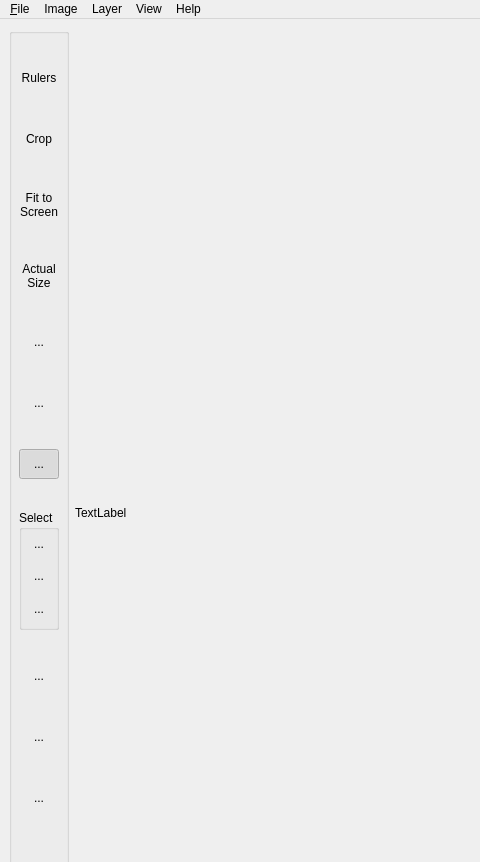
Qt form bLUe.ui (bvirxx/bLUe_PYSIDE) before a commit; both pictures show x 0 to 480 and y 0 to 862 of the 1201 by 1007 pixel window.
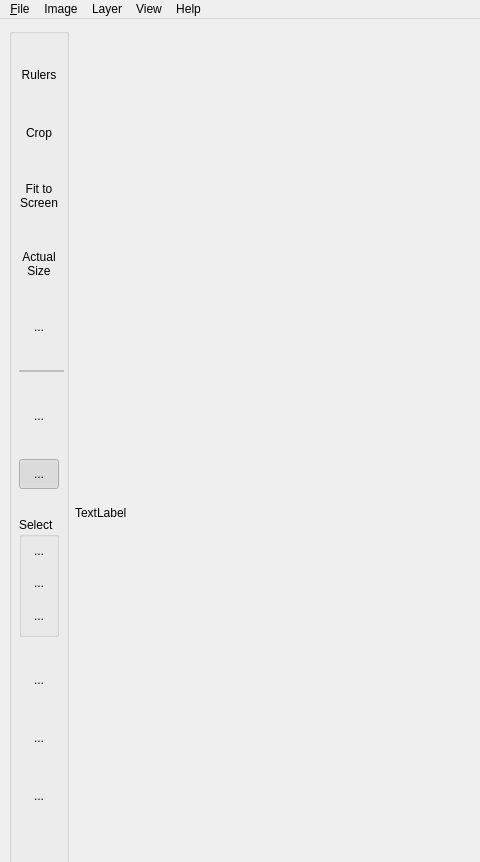
The same form after that commit. Icons and pictures are not drawn. Custom widgets are drawn as their Qt base class.

Commit message: Added some infos to status bar. Added line separator to tool buttons

```diff
--- a/bLUe.ui
+++ b/bLUe.ui
@@ -292,6 +292,37 @@
             </property>
            </widget>
           </item>
+          <item>
+           <widget class="Line" name="line">
+            <property name="enabled">
+             <bool>false</bool>
+            </property>
+            <property name="minimumSize">
+             <size>
+              <width>45</width>
+              <height>0</height>
+             </size>
+            </property>
+            <property name="maximumSize">
+             <size>
+              <width>45</width>
+              <height>16777215</height>
+             </size>
+            </property>
+            <property name="frameShadow">
+             <enum>QFrame::Plain</enum>
+            </property>
+            <property name="lineWidth">
+             <number>2</number>
+            </property>
+            <property name="midLineWidth">
+             <number>1</number>
+            </property>
+            <property name="orientation">
+             <enum>Qt::Horizontal</enum>
+            </property>
+           </widget>
+          </item>
           <item>
            <widget class="QToolButton" name="dragBtn">
             <property name="sizePolicy">
```
The commit also changes 2 other files.
